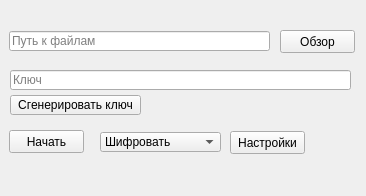
Old version of the form mainwindow.ui in the repository Peon24/crypto.
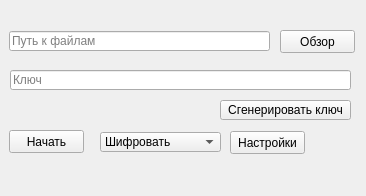
New version of the form.

Diff of the .ui file:
```diff
--- a/mainwindow.ui
+++ b/mainwindow.ui
@@ -10,8 +10,26 @@
     <height>196</height>
    </rect>
   </property>
+  <property name="minimumSize">
+   <size>
+    <width>366</width>
+    <height>196</height>
+   </size>
+  </property>
+  <property name="maximumSize">
+   <size>
+    <width>366</width>
+    <height>196</height>
+   </size>
+  </property>
   <property name="windowTitle">
-   <string>MainWindow</string>
+   <string>CryptoFile</string>
+  </property>
+  <property name="iconSize">
+   <size>
+    <width>50</width>
+    <height>50</height>
+   </size>
   </property>
   <widget class="QWidget" name="centralwidget">
    <widget class="QLineEdit" name="lineDir">
@@ -89,8 +107,8 @@
    <widget class="QPushButton" name="pushButtonKeyGen">
     <property name="geometry">
      <rect>
-      <x>10</x>
-      <y>95</y>
+      <x>220</x>
+      <y>100</y>
       <width>131</width>
       <height>20</height>
      </rect>
@@ -112,6 +130,32 @@
      <string>Настройки</string>
     </property>
    </widget>
+   <widget class="QLabel" name="status">
+    <property name="geometry">
+     <rect>
+      <x>20</x>
+      <y>170</y>
+      <width>141</width>
+      <height>16</height>
+     </rect>
+    </property>
+    <property name="text">
+     <string/>
+    </property>
+   </widget>
+   <widget class="QLabel" name="keyCheck">
+    <property name="geometry">
+     <rect>
+      <x>20</x>
+      <y>100</y>
+      <width>191</width>
+      <height>21</height>
+     </rect>
+    </property>
+    <property name="text">
+     <string/>
+    </property>
+   </widget>
   </widget>
  </widget>
  <resources/>
```
